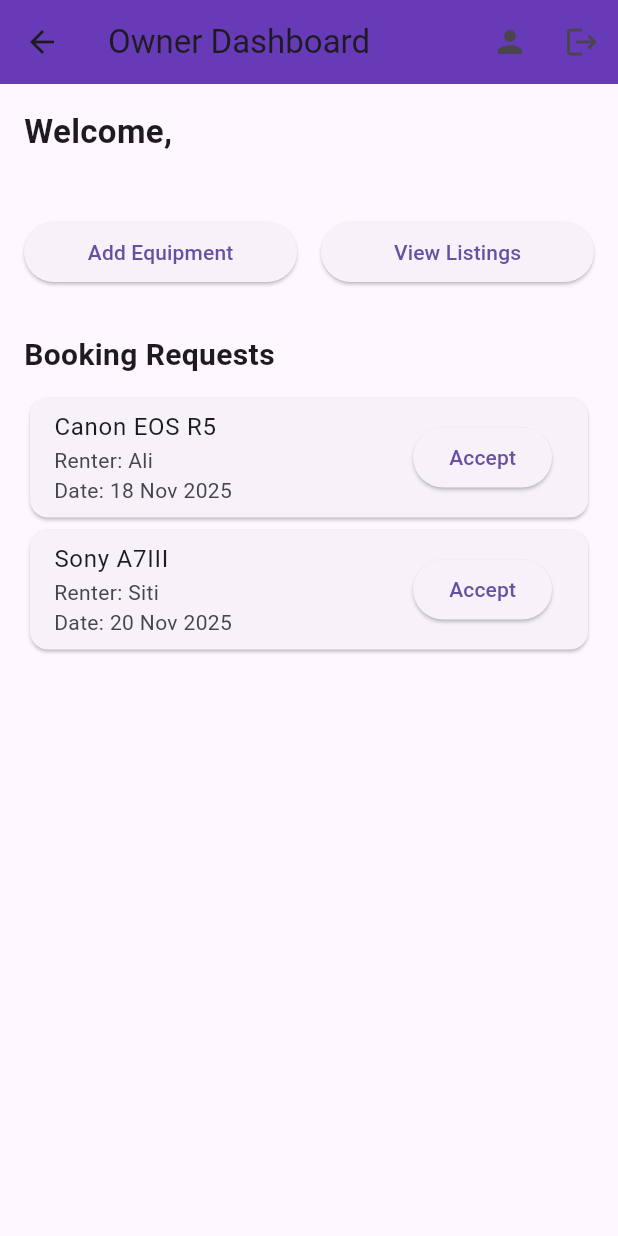
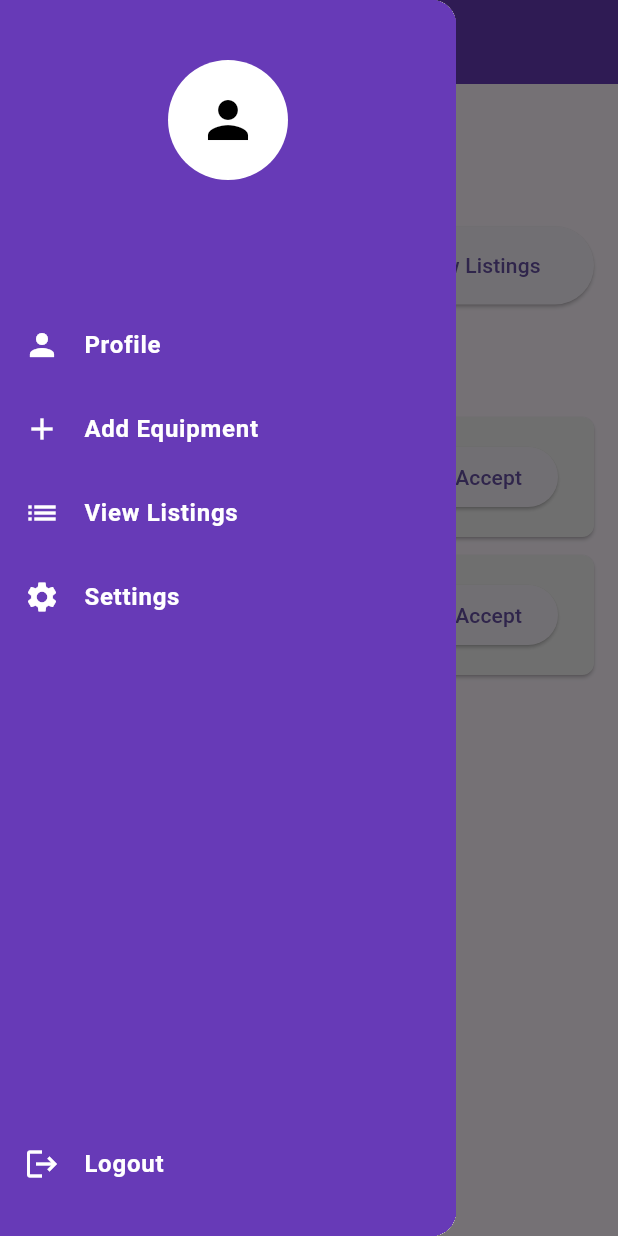
Before and after one commit to mhdhfzi/MAP-PROJECT, a Flutter app: the OwnerDashboard screen opened by its route, with the side drawer open (before the commit the screen has no drawer), on a phone screen of 412 x 824 dp. Run offline on Flutter 3.47's test engine with Material 3 defaults, Android fonts, the phone set to English and light mode, and no system bars; our stand-ins replace cloud_firestore, firebase_auth, firebase_core, shared_preferences; accounts and stored records are empty.

Commit message:
owner and renter

```diff
--- a/cam_share/lib/screens/owner_dashboard.dart
+++ b/cam_share/lib/screens/owner_dashboard.dart
@@ -12,10 +12,10 @@ class OwnerDashboard extends StatefulWidget {
 }
 
 class _OwnerDashboardState extends State<OwnerDashboard> {
-  String userName = 'Loading...';
+  String userName = '';
   String userEmail = '';
 
-  // Dummy booking requests (replace with Firestore later if needed)
+  // Dummy booking requests
   List<Map<String, dynamic>> bookingRequests = [
     {
       "equipment": "Canon EOS R5",
@@ -66,25 +66,73 @@ class _OwnerDashboardState extends State<OwnerDashboard> {
     Navigator.pushNamed(context, '/profile');
   }
 
+  void _goToSettings() {
+    // Navigate to settings page (implement later)
+    ScaffoldMessenger.of(context).showSnackBar(
+      const SnackBar(content: Text("Settings clicked")),
+    );
+  }
+
   @override
   Widget build(BuildContext context) {
+    final Color accentColor = Colors.deepPurple;
+    final Color cardColor = const Color(0xFFF3F3F3);
+
     return Scaffold(
       appBar: AppBar(
         title: const Text("Owner Dashboard"),
-        backgroundColor: Colors.deepPurple,
-        actions: [
-          IconButton(
-            icon: const Icon(Icons.person),
-            tooltip: "Profile",
-            onPressed: _goToProfile,
+        backgroundColor: accentColor,
+      ),
+
+      /// ---------- SIDEBAR DRAWER ----------
+      drawer: Drawer(
+        child: Container(
+          color: accentColor,
+          child: SafeArea(
+            child: Column(
+              crossAxisAlignment: CrossAxisAlignment.center,
+              children: [
+                const SizedBox(height: 40),
+                GestureDetector(
+                  onTap: _goToProfile,
+                  child: CircleAvatar(
+                    radius: 40,
+                    backgroundColor: Colors.white,
+                    child: const Icon(Icons.person, size: 40, color: Colors.black),
+                  ),
+                ),
+                const SizedBox(height: 12),
+                Text(
+                  userName.toUpperCase(),
+                  style: const TextStyle(
+                      color: Colors.white, fontSize: 16, fontWeight: FontWeight.bold),
+                ),
+                Text(userEmail,
+                    style: const TextStyle(color: Colors.white70, fontSize: 12)),
+                const SizedBox(height: 30),
+                _buildDrawerItem(Icons.person, "Profile", _goToProfile),
+                _buildDrawerItem(Icons.add, "Add Equipment", () {
+                  Navigator.push(
+                    context,
+                    MaterialPageRoute(builder: (_) => const AddEquipmentScreen()),
+                  );
+                }),
+                _buildDrawerItem(Icons.list, "View Listings", () {
+                  Navigator.push(
+                    context,
+                    MaterialPageRoute(builder: (_) => const ListingPage()),
+                  );
+                }),
+                _buildDrawerItem(Icons.settings, "Settings", _goToSettings),
+                const Spacer(),
+                _buildDrawerItem(Icons.logout, "Logout", _logout),
+                const SizedBox(height: 20),
+              ],
+            ),
           ),
-          IconButton(
-            icon: const Icon(Icons.logout),
-            tooltip: "Logout",
-            onPressed: _logout,
-          ),
-        ],
+        ),
       ),
+
       body: SingleChildScrollView(
         padding: const EdgeInsets.all(16),
         child: Column(
@@ -93,17 +141,17 @@ class _OwnerDashboardState extends State<OwnerDashboard> {
             /// ---------- OWNER PROFILE ----------
             Text(
               "Welcome, $userName",
-              style: const TextStyle(fontSize: 22, fontWeight: FontWeight.bold),
+              style: const TextStyle(fontSize: 24, fontWeight: FontWeight.bold),
             ),
-            Text(userEmail),
+            const SizedBox(height: 4),
+            Text(userEmail, style: const TextStyle(fontSize: 14, color: Colors.grey)),
             const SizedBox(height: 20),
 
             /// ---------- TWO MAIN BUTTONS ----------
             Row(
               children: [
-                /// ADD NEW EQUIPMENT
                 Expanded(
-                  child: ElevatedButton(
+                  child: ElevatedButton.icon(
                     onPressed: () async {
                       final added = await Navigator.push(
                         context,
@@ -120,14 +168,15 @@ class _OwnerDashboardState extends State<OwnerDashboard> {
                         );
                       }
                     },
-                    child: const Text("Add Equipment"),
+                    icon: const Icon(Icons.add),
+                    label: const Text("Add Equipment"),
+                    style: ElevatedButton.styleFrom(
+                        padding: const EdgeInsets.symmetric(vertical: 16)),
                   ),
                 ),
                 const SizedBox(width: 16),
-
-                /// VIEW LISTINGS (Powered by Firestore)
                 Expanded(
-                  child: ElevatedButton(
+                  child: ElevatedButton.icon(
                     onPressed: () {
                       Navigator.push(
                         context,
@@ -136,7 +185,10 @@ class _OwnerDashboardState extends State<OwnerDashboard> {
                         ),
                       );
                     },
-                    child: const Text("View Listings"),
+                    icon: const Icon(Icons.list),
+                    label: const Text("View Listings"),
+                    style: ElevatedButton.styleFrom(
+                        padding: const EdgeInsets.symmetric(vertical: 16)),
                   ),
                 ),
               ],
@@ -156,8 +208,13 @@ class _OwnerDashboardState extends State<OwnerDashboard> {
               var request = entry.value;
 
               return Card(
+                color: cardColor,
+                margin: const EdgeInsets.symmetric(vertical: 6),
+                shape: RoundedRectangleBorder(
+                    borderRadius: BorderRadius.circular(8)),
                 child: ListTile(
-                  title: Text(request["equipment"]),
+                  title: Text(request["equipment"],
+                      style: const TextStyle(fontWeight: FontWeight.bold)),
                   subtitle: Text(
                     "Renter: ${request['renter']}\nDate: ${request['date']}",
                   ),
@@ -166,12 +223,11 @@ class _OwnerDashboardState extends State<OwnerDashboard> {
                           onPressed: () => _acceptBooking(index),
                           child: const Text("Accept"),
                         )
-                      : const Text(
+                      : Text(
                           "Accepted",
                           style: TextStyle(
-                            color: Colors.green,
-                            fontWeight: FontWeight.bold,
-                          ),
+                              color: Colors.green[700],
+                              fontWeight: FontWeight.bold),
                         ),
                 ),
               );
@@ -181,4 +237,13 @@ class _OwnerDashboardState extends State<OwnerDashboard> {
       ),
     );
   }
+
+  Widget _buildDrawerItem(IconData icon, String title, VoidCallback onTap) {
+    return ListTile(
+      leading: Icon(icon, color: Colors.white),
+      title: Text(title,
+          style: const TextStyle(color: Colors.white, fontWeight: FontWeight.w600)),
+      onTap: onTap,
+    );
+  }
 }
```
Also changed, not shown: cam_share/lib/screens/cart_screen.dart (added, +49 -0 lines), cam_share/lib/screens/renter_pro_dashboard.dart (+110 -84 lines).
